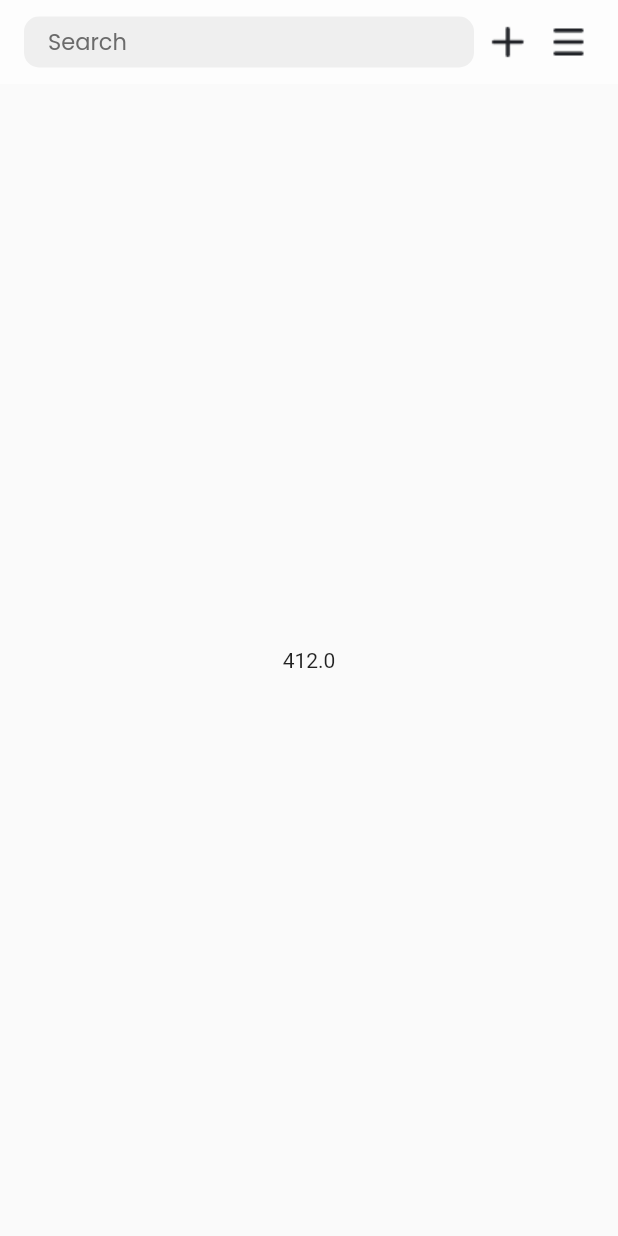
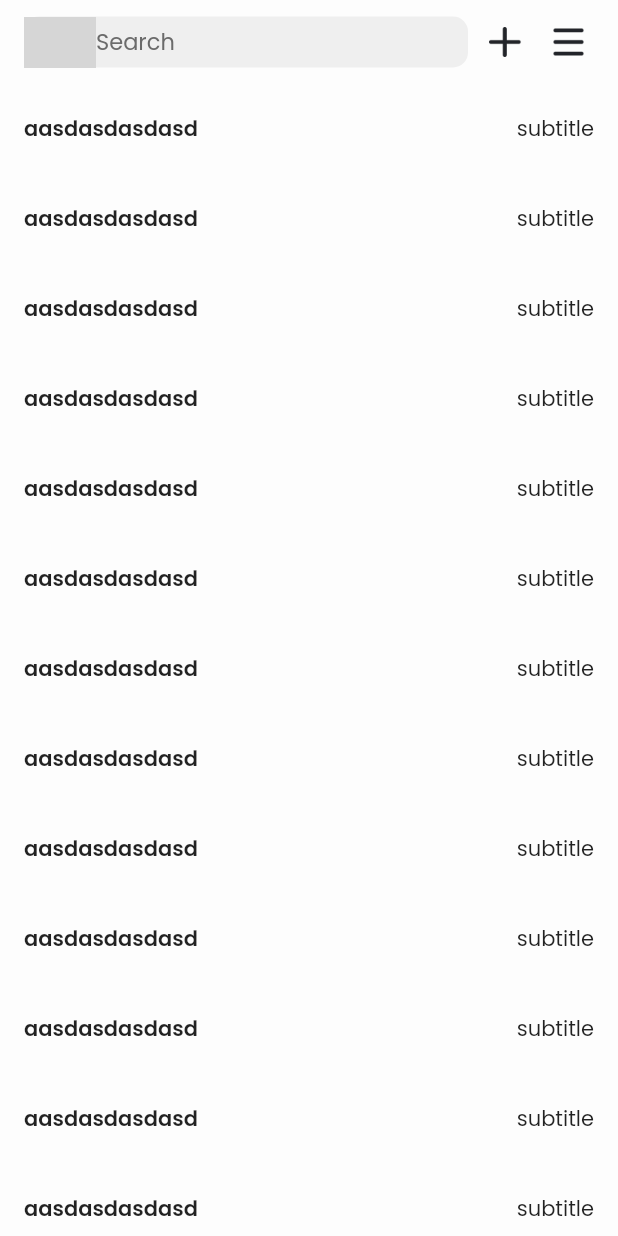
Before and after one commit to syaifakmal/darurat, a Flutter app: the screen it shows after launch, on a phone screen of 412 x 824 dp. Run offline on Flutter 3.47's test engine with Material 2 defaults, Android fonts, the phone set to English and light mode, and no system bars; our stand-ins replace flutter_screenutil; grey boxes are pictures that could not be loaded.

Commit message:
add settings.dart

```diff
--- a/lib/home/home.dart
+++ /dev/null
@@ -1,128 +0,0 @@
-import 'package:darurat/utils/colors.dart';
-import 'package:darurat/utils/fonts.dart.dart';
-import 'package:darurat/utils/images.dart';
-import 'package:darurat/utils/size.dart';
-import 'package:flutter/material.dart';
-import 'package:flutter_screenutil/flutter_screenutil.dart';
-
-class Home extends StatefulWidget {
-  const Home({Key? key}) : super(key: key);
-
-  @override
-  State<Home> createState() => _HomeState();
-}
-
-class _HomeState extends State<Home> {
-  @override
-  Widget build(BuildContext context) {
-    return Scaffold(
-        // appBar: AppBar(
-        //   title: Container(
-        //     height: 32,
-        //     color: Colors.green,
-        //     child: Row(
-        //       children: [
-        //         // TextField(
-        //         //   decoration: InputDecoration(
-        //         //       filled: true,
-        //         //       fillColor: lightGrey,
-        //         //       contentPadding: EdgeInsets.only(top: 6.h, left: 14.w),
-        //         //       border: OutlineInputBorder(
-        //         //         borderRadius: BorderRadius.circular(10),
-        //         //         borderSide: BorderSide.none,
-        //         //       ),
-        //         //       hintText: 'Search',
-        //         //       hintStyle:
-        //         //           Poppins.regular.copyWith(fontSize: 13, color: grey)),
-        //         // ),
-        //       ],
-        //     ),
-        //   ),
-        // ),
-        body: CustomScrollView(
-      slivers: [
-        SliverAppBar(
-          backgroundColor: white,
-          titleSpacing: 0,
-          title: Container(
-            // height: 32,
-            // color: Colors.green,
-            child: Padding(
-              padding: const EdgeInsets.symmetric(horizontal: 16),
-              child: Row(
-                mainAxisAlignment: MainAxisAlignment.start,
-                crossAxisAlignment: CrossAxisAlignment.center,
-                children: [
-                  // TextField(
-                  //   decoration: InputDecoration(
-                  //       filled: true,
-                  //       fillColor: lightGrey,
-                  //       contentPadding: EdgeInsets.only(top: 6.h, left: 14.w),
-                  //       border: OutlineInputBorder(
-                  //         borderRadius: BorderRadius.circular(10),
-                  //         borderSide: BorderSide.none,
-                  //       ),
-                  //       hintText: 'Search',
-                  //       hintStyle:
-                  //           Poppins.regular.copyWith(fontSize: 13, color: grey)),
-                  // ),
-                  Expanded(
-                    child: Container(
-                      height: 34,
-                      // color: Colors.blue,
-                      child: TextField(
-                        decoration: InputDecoration(
-                            filled: true,
-                            fillColor: lightGrey,
-                            contentPadding: EdgeInsets.only(top: 6.h, left: 14.w),
-                            border: OutlineInputBorder(
-                              borderRadius: BorderRadius.circular(10),
-                              borderSide: BorderSide.none,
-                            ),
-                            hintText: 'Search',
-                            hintStyle: Poppins.regular.copyWith(fontSize: 15, color: grey)),
-                      ),
-                    ),
-                  ),
-                  const SizedBox(width: 6),
-                  Container(
-                    height: 56,
-                    width: 34,
-                    decoration: const BoxDecoration(
-                        image: DecorationImage(
-                      image: AssetImage(Images.iconAdd),
-                    )),
-                    // child: IconButton(
-                    //   onPressed: () {},
-                    //   icon: Image.asset(Images.iconAdd, fit: BoxFit.cover, ),
-                    // ),
-                  ),
-                  const SizedBox(width: 6),
-                  Container(
-                    height: 56,
-                    width: 34,
-                    decoration: const BoxDecoration(
-                        // color: Colors.orange,
-                        image: DecorationImage(
-                      // fit: BoxFit.fitWidth,
-                      image: AssetImage(Images.iconMenu),
-                    )),
-                    // child: IconButton(
-                    //   onPressed: () {},
-                    //   icon: Image.asset(Images.iconMenu),
-                    // ),
-                  ),
-                ],
-              ),
-            ),
-          ),
-        ),
-        SliverFillRemaining(
-          child: Center(
-            child: Text(Size.flexibleWidth(context, 100).toString()),
-          ),
-        )
-      ],
-    ));
-  }
-}
--- a/lib/main.dart
+++ b/lib/main.dart
@@ -1,4 +1,4 @@
-import 'package:darurat/home/home.dart';
+import 'package:darurat/view/home/home.dart';
 import 'package:flutter/material.dart';
 import 'package:flutter/services.dart';
 import 'package:flutter_screenutil/flutter_screenutil.dart';
@@ -7,8 +7,8 @@ void main() {
   SystemChrome.setSystemUIOverlayStyle(
     const SystemUiOverlayStyle(
       statusBarColor: Colors.transparent,
-      // statusBarIconBrightness: Brightness.dark,
-      // statusBarBrightness: Brightness.light
+      statusBarIconBrightness: Brightness.dark,
+      statusBarBrightness: Brightness.light
     ),
   );
   runApp(const MyApp());
--- a/lib/utils/images.dart
+++ b/lib/utils/images.dart
@@ -1,7 +1,20 @@
-
 class Images {
   ///Icons
   static const String iconMenu = 'assets/icons/menuIcon.png';
   static const String iconAdd = 'assets/icons/plusIcon.png';
+  static const String iconSearch = 'assets/icons/searchIcon.png';
+  static const String iconClose = 'assets/icons/closeIcon.png';
+  static const String iconLanguage = 'assets/icons/languageIcon.png';
+  static const String iconMoon = 'assets/icons/moonIcon.png';
+  static const String iconReport = 'assets/icons/reportIcon.png';
+  static const String iconSubmit = 'assets/icons/submitIcon.png';
+  static const String iconSun = 'assets/icons/sunIcon.png';
+  static const String iconUpload = 'assets/icons/uploadIcon.png';
+  static const String iconPlaceholder = 'assets/icons/place_holder.png';
+
   ///Images
+  static const String imageGithub = 'assets/images/githubImage.png';
+  static const String imageLogo = 'assets/images/daruratLogo.png';
+  static const String imageLogoText = 'assets/images/daruratLogoText.png';
+  static const String imageLogoWithText = 'assets/images/daruratLogoWithText.png';
 }
--- /dev/null
+++ b/lib/view/home/home.dart
@@ -0,0 +1,86 @@
+import 'package:darurat/utils/colors.dart';
+import 'package:darurat/utils/fonts.dart.dart';
+import 'package:darurat/utils/images.dart';
+import 'package:darurat/utils/size.dart';
+import 'package:darurat/view/empty_state/empty_state.dart';
+import 'package:darurat/view/home/widgets/card_widget.dart';
+import 'package:darurat/view/options/settings.dart';
+import 'package:flutter/material.dart';
+import 'package:flutter_screenutil/flutter_screenutil.dart';
+
+import '../widgets/app_bar_icon.dart';
+
+class Home extends StatefulWidget {
+  const Home({Key? key}) : super(key: key);
+
+  @override
+  State<Home> createState() => _HomeState();
+}
+
+class _HomeState extends State<Home> {
+  @override
+  Widget build(BuildContext context) {
+    return Scaffold(
+      body: SafeArea(
+        child: CustomScrollView(
+          physics: const BouncingScrollPhysics(),
+          slivers: [
+            SliverAppBar(
+              backgroundColor: white,
+              titleSpacing: 0,
+              elevation: 0,
+              floating: true,
+              title: Padding(
+                padding: EdgeInsets.symmetric(horizontal: 16),
+                child: Row(
+                  mainAxisAlignment: MainAxisAlignment.start,
+                  crossAxisAlignment: CrossAxisAlignment.center,
+                  children: [
+                    Expanded(
+                      child: Container(
+                        height: 34,
+                        child: TextField(
+                          decoration: InputDecoration(
+                              filled: true,
+                              fillColor: lightGrey,
+                              prefixIcon: Image.asset(Images.iconSearch, scale: 3.5),
+                              contentPadding: EdgeInsets.only(right: 14.w),
+                              border: OutlineInputBorder(
+                                borderRadius: BorderRadius.circular(10),
+                                borderSide: BorderSide.none,
+                              ),
+                              hintText: 'Search',
+                              hintStyle: Poppins.regular.copyWith(fontSize: 15, color: grey)),
+                        ),
+                      ),
+                    ),
+                    const SizedBox(width: 8),
+                    AppBarIcon(
+                      Images.iconAdd,
+                      onTap: () => print('tapped!'),
+                      tooltip: 'Add',
+                    ),
+                    const SizedBox(width: 8),
+                    AppBarIcon(
+                      Images.iconMenu,
+                      onTap: () => Navigator.push(context, MaterialPageRoute(builder: (context) => Settings())),
+                      tooltip: 'Settings',
+                    ),
+                  ],
+                ),
+              ),
+            ),
+            SliverFillRemaining(
+              hasScrollBody: false,
+              child: Column(
+                children: [
+                  for(var i = 0; i < 100; i++) CardTile(onTap: null, title: 'aasdasdasdasd', subtitle: 'subtitle')
+                ],
+              ),
+            )
+          ],
+        ),
+      ),
+    );
+  }
+}
--- /dev/null
+++ b/lib/view/home/widgets/card_widget.dart
@@ -0,0 +1,109 @@
+import 'package:darurat/utils/colors.dart';
+import 'package:darurat/utils/fonts.dart.dart';
+import 'package:darurat/utils/images.dart';
+import 'package:darurat/utils/size.dart';
+import 'package:flutter/material.dart';
+
+class CardTile extends StatelessWidget {
+  final VoidCallback? onTap;
+  final VoidCallback? onLongPress;
+  final String? title;
+  final String? subtitle;
+  final String? icon;
+
+  const CardTile({
+    Key? key,
+    required this.onTap,
+    this.onLongPress,
+    this.icon,
+    required this.title,
+    this.subtitle,
+  }) : super(key: key);
+
+  Widget _withIcon(BuildContext context) {
+    return InkWell(
+      onTap: onTap,
+      onLongPress: onLongPress,
+      child: Container(
+        color: white,
+        width: Size.flexibleWidth(context, 100),
+        padding: const EdgeInsets.symmetric(horizontal: 16),
+        height: 60,
+        child: Row(
+          mainAxisAlignment: MainAxisAlignment.start,
+          children: [
+            Container(
+              height: 34,
+              width: 34,
+              // margin: EdgeInsets.only(right: 8),
+              decoration: BoxDecoration(
+                // color: Colors.red,
+                image: DecorationImage(
+                  image: AssetImage(icon ?? Images.iconPlaceholder),
+                ),
+              ),
+            ),
+            const SizedBox(width: 8),
+            Container(
+              // color: Colors.orange,
+              width: Size.flexibleWidth(context, 45),
+              child: Text(
+                title!,
+                style: Poppins.semiBold.copyWith(fontSize: 14),
+                maxLines: 2,
+                overflow: TextOverflow.ellipsis,
+              ),
+            ),
+          ],
+        ),
+      ),
+    );
+  }
+
+  Widget _withoutIcon(BuildContext context) {
+    return InkWell(
+      onTap: onTap,
+      onLongPress: onLongPress,
+      child: Container(
+        color: white,
+        width: Size.flexibleWidth(context, 100),
+        padding: const EdgeInsets.symmetric(horizontal: 16),
+        height: 60,
+        child: Row(
+          mainAxisAlignment: MainAxisAlignment.spaceBetween,
+          children: [
+            Container(
+              // color: Colors.orange,
+              width: Size.flexibleWidth(context, 45),
+              child: Text(
+                title!,
+                style: Poppins.semiBold.copyWith(fontSize: 14),
+                maxLines: 2,
+                overflow: TextOverflow.ellipsis,
+              ),
+            ),
+            Container(
+              width: Size.flexibleWidth(context, 32),
+              // color: Colors.greenAccent,
+              child: Text(
+                subtitle!,
+                style: Poppins.regular.copyWith(fontSize: 14),
+                textAlign: TextAlign.right,
+                maxLines: 2,
+                overflow: TextOverflow.ellipsis,
+              ),
+            ),
+          ],
+        ),
+      ),
+    );
+  }
+
+  @override
+  Widget build(BuildContext context) {
+    if (icon != null) {
+      return _withIcon(context);
+    }
+    return _withoutIcon(context);
+  }
+}
--- /dev/null
+++ b/lib/view/widgets/app_bar_icon.dart
@@ -0,0 +1,38 @@
+import 'package:flutter/material.dart';
+
+class AppBarIcon extends StatelessWidget {
+  final String image;
+  final VoidCallback? onTap;
+  final String? tooltip;
+
+  const AppBarIcon(
+    this.image, {
+    this.onTap,
+    this.tooltip,
+    Key? key,
+  }) : super(key: key);
+
+  @override
+  Widget build(BuildContext context) {
+    return Tooltip(
+      message: tooltip ?? '',
+      child: InkWell(
+        onTap: onTap,
+        child: SizedBox(
+          height: 56,
+          child: Center(
+            child: Container(
+              height: 34,
+              width: 34,
+              decoration: BoxDecoration(
+                image: DecorationImage(
+                  image: AssetImage(image),
+                ),
+              ),
+            ),
+          ),
+        ),
+      ),
+    );
+  }
+}
--- a/pubspec.yaml
+++ b/pubspec.yaml
@@ -26,6 +26,7 @@ flutter:
 
   assets:
     - assets/icons/
+    - assets/images/
 
   fonts:
     - family: Poppins
```
Also changed, not shown: lib/view/empty_state/empty_state.dart (added, +40 -0 lines), lib/view/options/settings.dart (added, +60 -0 lines), assets/icons/menuIcon.png, assets/icons/plusIcon.png, assets/images/place_holder.png (deleted).
